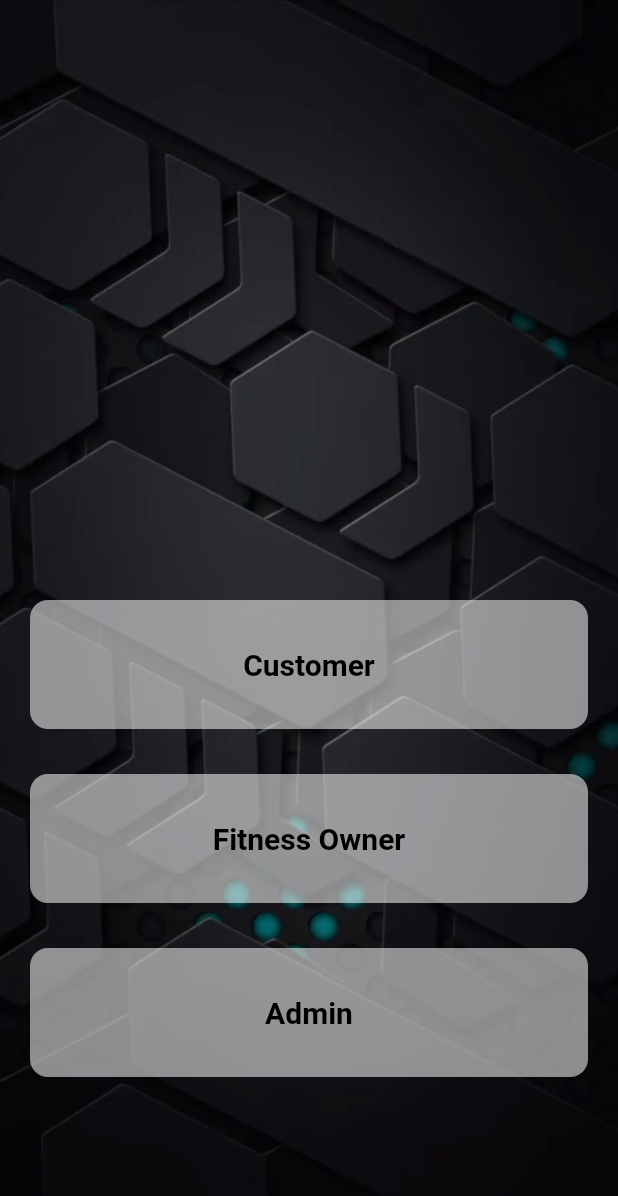
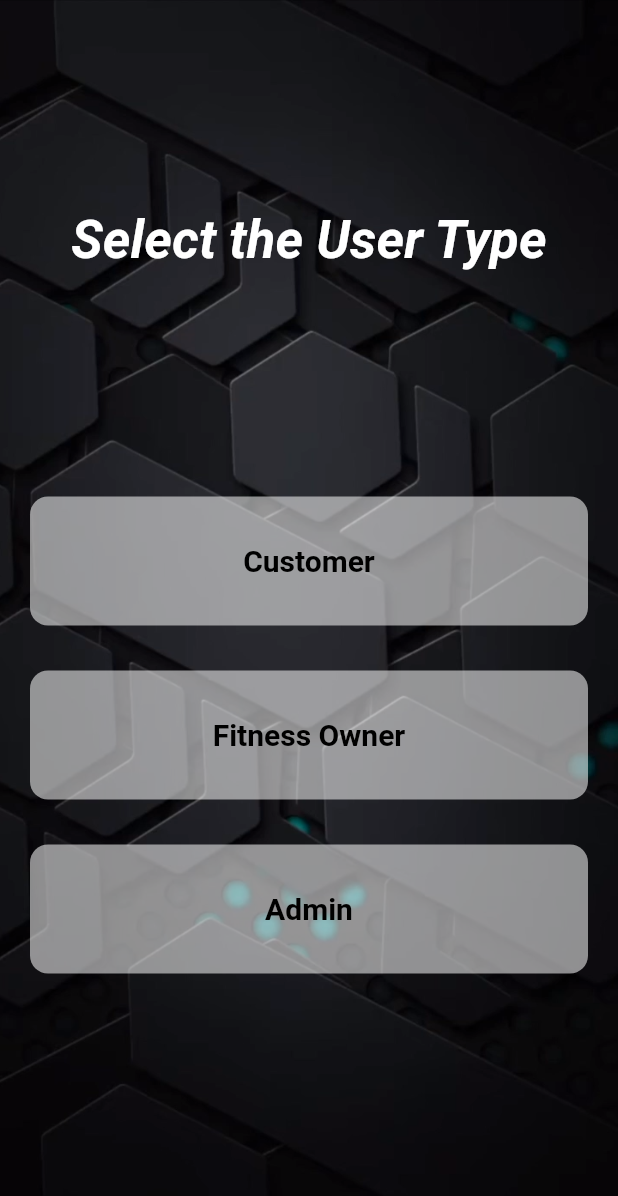
Before and after one commit to Ahmed07z/Fitness-Locator, a Flutter app: the screen it shows after launch, on a phone screen of 412 x 824 dp. Shown: the top 1196 px of the screen. Run offline on Flutter 3.47's test engine with Material 2 defaults, Android fonts, the phone set to English and light mode, and no system bars; our stand-ins replace cloud_firestore, firebase_core, get, google_fonts, google_sign_in; accounts and stored records are empty.

Commit message:
MainUserPage

```diff
--- a/lib/pages/startappscreen.dart
+++ b/lib/pages/startappscreen.dart
@@ -12,8 +12,8 @@ class _StartScreenState extends State<StartScreen> {
   @override
   Widget build(BuildContext context) {
     return Scaffold(
-        body:  Container(
-          decoration: BoxDecoration(
+        body: Container(
+      decoration: BoxDecoration(
         image: DecorationImage(
           image: AssetImage("assets/images/adminlogin.png"),
           fit: BoxFit.cover,
@@ -21,8 +21,31 @@ class _StartScreenState extends State<StartScreen> {
       ),
       child: Column(
         children: [
+          //    Padding(
+          //   padding: const EdgeInsets.only(top: 60,bottom: 0),
+          //   child: Image.asset(
+          //           "assets/images/hey.jpg",
+          //           fit: BoxFit.fitHeight,
+          //           height: 150.0,
+
+          //         ),
+          // ),
           Padding(
-              padding: const EdgeInsets.only(top: 400.0, right: 20, left: 20),
+            padding: const EdgeInsets.only(top: 140.0, bottom: 0),
+            child: Row(
+              mainAxisAlignment: MainAxisAlignment.center,
+              children: [
+                Text('Select the User Type',
+                    style: TextStyle(
+                        color: Colors.white,
+                        fontSize: 35.0,
+                        fontStyle: FontStyle.italic,
+                        fontWeight: FontWeight.bold))
+              ],
+            ),
+          ),
+          Padding(
+              padding: const EdgeInsets.only(top: 150.0, right: 20, left: 20),
               child: Container(
                 child: Material(
                   color: Colors.white54,
```
Also changed, not shown: assets/images/hey.jpg (added).
